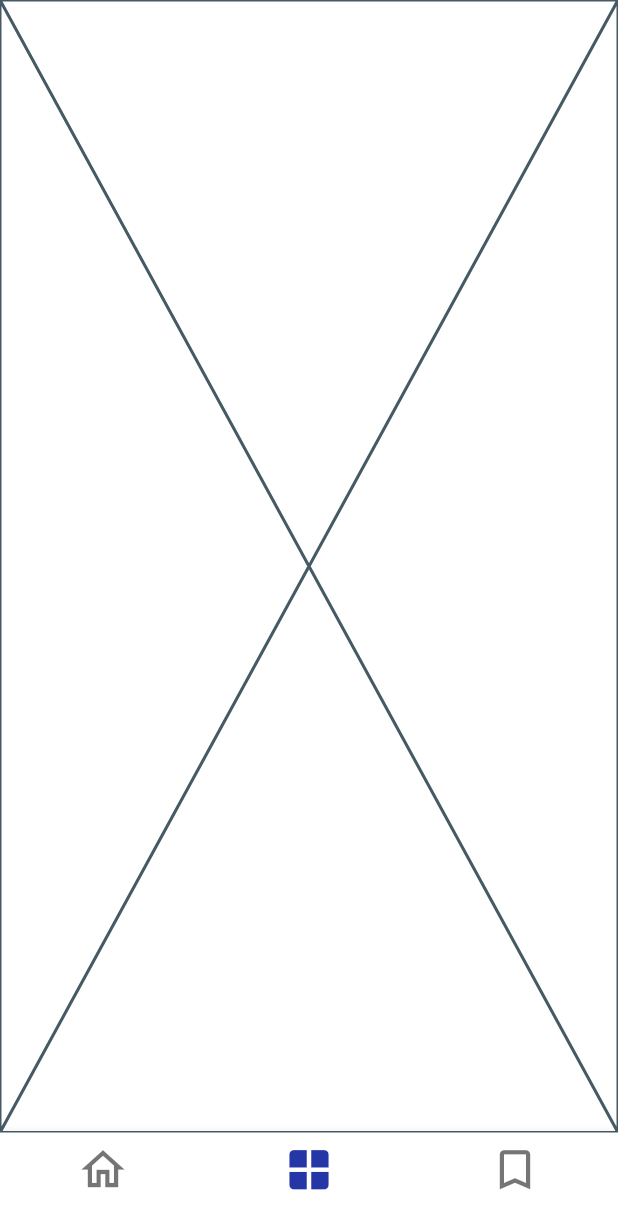
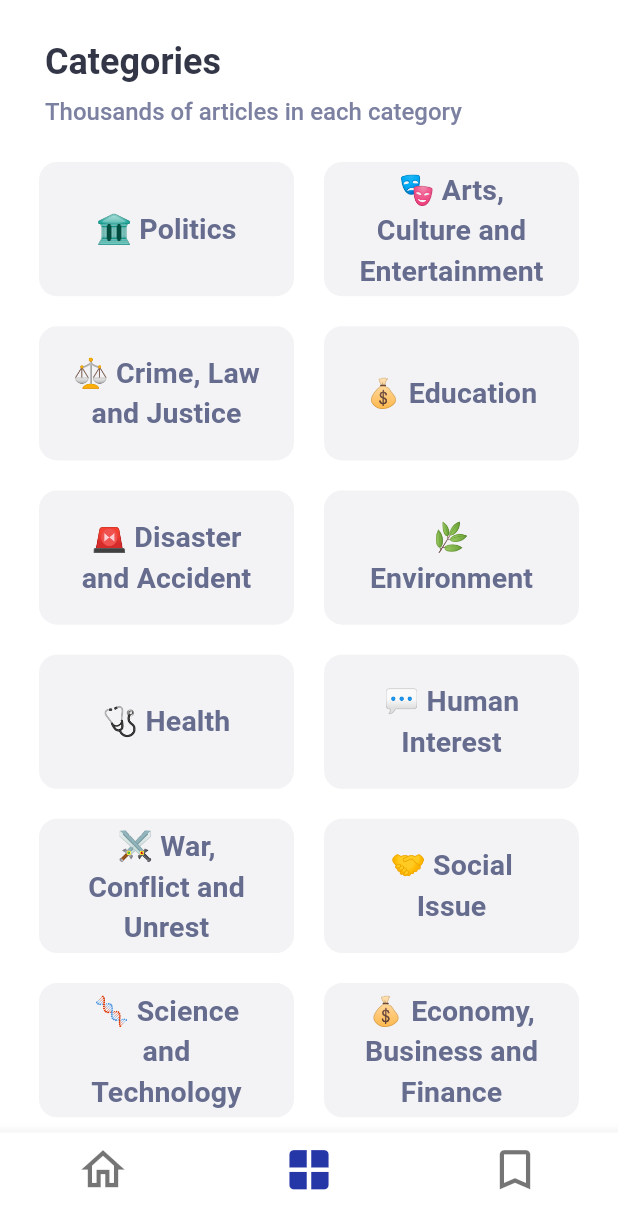
Before and after one commit to Mohamedismaell/News, a Flutter app: the screen it shows after launch, item 2 of the bottom bar chosen, on a phone screen of 412 x 824 dp. Shown: the top 1229 px of the screen. Run offline on Flutter 3.47's test engine with Material 3 defaults, Android fonts, the phone set to English and light mode, and no system bars; our stand-ins replace bloc, cached_network_image, dio, flutter_bloc, get_it, shared_preferences; missing offline and left inert: data_connection_checker_tv; network calls fail; Roboto replaces fonts that are missing (SFProText); statements that could not run were skipped.

Commit message:
Refactor news category management; add emoji representation and restructure categories screen

```diff
--- a/lib/features/templete/presentation/news_category.dart
+++ b/lib/features/templete/presentation/news_category.dart
@@ -1,8 +1,18 @@
-// lib/core/enums/news_categories.dart
 enum NewsCategory {
   politics('Politics'),
+  artsCultureAndEntertainment(
+    'Arts, Culture and Entertainment',
+  ),
+  crimeLawAndJustice('Crime, Law and Justice'),
+  economy('Education'),
+  disasterAndAccident('Disaster and Accident'),
+  environment('Environment'),
+  health('Health'),
+  humanInterest('Human Interest'),
+  warConflictAndUnrest('War, Conflict and Unrest'),
+  socialIssue('Social Issue'),
+  scienceAndTechnology('Science and Technology'),
   businessFinance('Economy, Business and Finance'),
-  economy('Education'),
   scienceTechnology('Sport'),
   crime('Crime'),
   labor('Labor'),
@@ -10,6 +20,45 @@ enum NewsCategory {
   religionAndBelief('Religion and Belief'),
   weather('Weather');
 
+  String get emoji {
+    switch (this) {
+      case NewsCategory.politics:
+        return '🏛️';
+      case NewsCategory.artsCultureAndEntertainment:
+        return '🎭';
+      case NewsCategory.crimeLawAndJustice:
+        return '⚖️';
+      case NewsCategory.economy:
+      case NewsCategory.businessFinance:
+        return '💰';
+      case NewsCategory.disasterAndAccident:
+        return '🚨';
+      case NewsCategory.environment:
+        return '🌿';
+      case NewsCategory.health:
+        return '🩺';
+      case NewsCategory.humanInterest:
+        return '💬';
+      case NewsCategory.warConflictAndUnrest:
+        return '⚔️';
+      case NewsCategory.socialIssue:
+        return '🤝';
+      case NewsCategory.scienceAndTechnology:
+      case NewsCategory.scienceTechnology:
+        return '🧬';
+      case NewsCategory.crime:
+        return '🚓';
+      case NewsCategory.labor:
+        return '👷';
+      case NewsCategory.lifestyleAndleisure:
+        return '🏖️';
+      case NewsCategory.religionAndBelief:
+        return '🙏';
+      case NewsCategory.weather:
+        return '⛅';
+    }
+  }
+
   final String value;
   const NewsCategory(this.value);
 }
--- /dev/null
+++ b/lib/features/templete/presentation/screens/categories_screen.dart
@@ -0,0 +1,122 @@
+import 'package:flutter/material.dart';
+import 'package:news_app/core/theme/app_theme.dart';
+import 'package:news_app/features/templete/presentation/news_category.dart';
+
+class CategoryScreen extends StatefulWidget {
+  const CategoryScreen({super.key});
+
+  @override
+  State<CategoryScreen> createState() =>
+      _CategoryScreenState();
+}
+
+class _CategoryScreenState extends State<CategoryScreen> {
+  @override
+  Widget build(BuildContext context) {
+    return Scaffold(
+      body: Padding(
+        padding: const EdgeInsets.symmetric(
+          horizontal: 10,
+          vertical: 5,
+        ),
+        child: SafeArea(
+          child: CustomScrollView(
+            slivers: [
+              SliverToBoxAdapter(
+                child: Padding(
+                  padding: const EdgeInsets.only(
+                    top: 20,
+                    left: 20,
+                    right: 20,
+                    bottom: 7,
+                  ),
+                  child: Column(
+                    crossAxisAlignment:
+                        CrossAxisAlignment.start,
+                    children: [
+                      Text(
+                        'Categories',
+                        style: context.text.headlineSmall!
+                            .copyWith(
+                              color:
+                                  context.colors.onSurface,
+                              fontWeight: FontWeight.bold,
+                            ),
+                      ),
+                      const SizedBox(height: 8),
+                      Text(
+                        'Thousands of articles in each category',
+                        style: context.text.headlineLarge!
+                            .copyWith(
+                              color: const Color(
+                                0xFF7C81A1,
+                              ),
+                            ),
+                      ),
+                      const SizedBox(height: 16),
+                    ],
+                  ),
+                ),
+              ),
+
+              SliverPadding(
+                padding: const EdgeInsets.symmetric(
+                  horizontal: 16,
+                ),
+                sliver: SliverGrid(
+                  gridDelegate:
+                      const SliverGridDelegateWithFixedCrossAxisCount(
+                        crossAxisCount: 2,
+                        mainAxisSpacing: 20,
+                        crossAxisSpacing: 20,
+                        childAspectRatio: 1.9,
+                      ),
+                  delegate: SliverChildBuilderDelegate(
+                    childCount: NewsCategory.values.length,
+                    (context, index) {
+                      final category =
+                          NewsCategory.values[index];
+                      return InkWell(
+                        onTap: () {
+                          //! Handle category tap
+                        },
+                        child: Container(
+                          alignment: Alignment.center,
+                          decoration: BoxDecoration(
+                            color: const Color(0xFFF3F3F6),
+                            borderRadius:
+                                BorderRadius.circular(12),
+                          ),
+                          child: Padding(
+                            padding:
+                                const EdgeInsets.symmetric(
+                                  horizontal: 20,
+                                  vertical: 5,
+                                ),
+                            child: Text(
+                              textAlign: TextAlign.center,
+                              '${category.emoji} ${category.value}',
+                              style: context
+                                  .text
+                                  .labelLarge!
+                                  .copyWith(
+                                    color: const Color(
+                                      0xFF666C8E,
+                                    ),
+                                    fontSize: 19,
+                                  ),
+                            ),
+                          ),
+                        ),
+                      );
+                    },
+                  ),
+                ),
+              ),
+            ],
+          ),
+        ),
+      ),
+    );
+  }
+}
--- a/lib/features/templete/presentation/screens/category_screen.dart
+++ /dev/null
@@ -1,10 +0,0 @@
-import 'package:flutter/material.dart';
-
-class CategoryScreen extends StatelessWidget {
-  const CategoryScreen({super.key});
-
-  @override
-  Widget build(BuildContext context) {
-    return const Placeholder();
-  }
-}
--- a/lib/features/templete/presentation/screens/navigation_screen.dart
+++ b/lib/features/templete/presentation/screens/navigation_screen.dart
@@ -2,7 +2,7 @@ import 'package:flutter/material.dart';
 import 'package:flutter_bloc/flutter_bloc.dart';
 import 'package:news_app/core/theme/app_theme.dart';
 import 'package:news_app/features/templete/presentation/screens/book_marks_screen.dart';
-import 'package:news_app/features/templete/presentation/screens/category_screen.dart';
+import 'package:news_app/features/templete/presentation/screens/categories_screen.dart';
 import 'package:news_app/features/templete/presentation/screens/home_screen.dart';
 import '../../../../core/theme/app_colors.dart';
 import '../cubit/navigation_route/navigation_cubit.dart';
```
Also changed, not shown: pubspec.lock.
